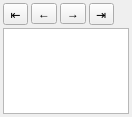
Before: the Qt Designer form Code/Common/Gui/mvdLayerStackWidget.ui in orfeotoolbox/OTB, drawn with Qt 5.
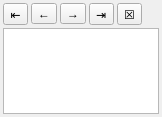
After: the same form once the commit is applied.

Commit message: ENH: Added delete button into layer-stack widget.

What changed in the file:
```diff
--- a/Code/Common/Gui/mvdLayerStackWidget.ui
+++ b/Code/Common/Gui/mvdLayerStackWidget.ui
@@ -6,7 +6,7 @@
    <rect>
     <x>0</x>
     <y>0</y>
-    <width>132</width>
+    <width>162</width>
     <height>117</height>
    </rect>
   </property>
@@ -81,6 +81,16 @@
        </property>
       </widget>
      </item>
+     <item>
+      <widget class="QToolButton" name="deleteButton">
+       <property name="text">
+        <string>☒</string>
+       </property>
+       <property name="toolButtonStyle">
+        <enum>Qt::ToolButtonTextOnly</enum>
+       </property>
+      </widget>
+     </item>
      <item>
       <spacer name="horizontalSpacer">
        <property name="orientation">
```
The commit also changes 3 other files.
